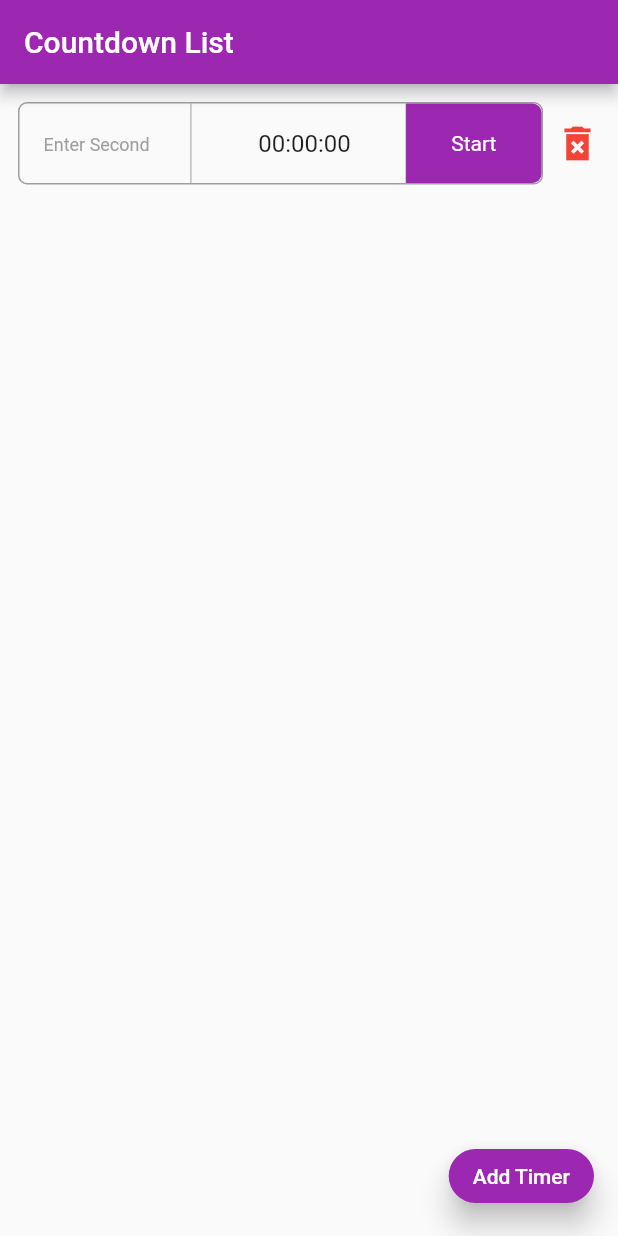
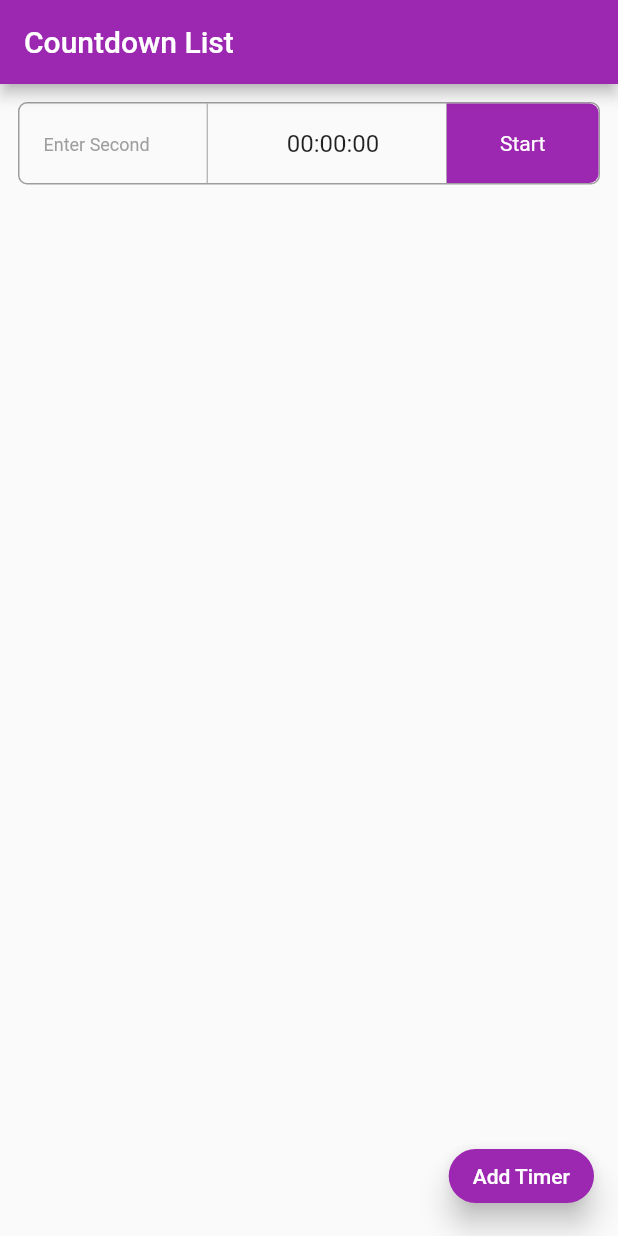
Before and after one commit to csaurabh9721/assignment_saurabh, a Flutter app: the screen it shows after launch, after a tap on "Add Timer", on a phone screen of 412 x 824 dp. Run offline on Flutter 3.47's test engine with Material 2 defaults, Android fonts, the phone set to English and light mode, and no system bars; our stand-ins replace get.

Commit message:
update counter

```diff
--- a/lib/controllers/timerCounterControllers/timer_counter_controllers.dart
+++ b/lib/controllers/timerCounterControllers/timer_counter_controllers.dart
@@ -11,7 +11,7 @@ class TimerCounterController extends GetxController {
         controller: TextEditingController(),
         isRunning: false.obs));
   }
-  void removeTimer(int index) {
-    timers.removeAt(index);
-  }
+  // void removeTimer(int index) {
+  //   timers.removeAt(index);
+  // }
 }
--- a/lib/ui/timeCounter/widgets/counter_list.dart
+++ b/lib/ui/timeCounter/widgets/counter_list.dart
@@ -108,22 +108,22 @@ class _CounterListState extends State<CounterList> {
               ),
             ),
           ),
-          const SizedBox(
-            width: 8,
-          ),
-          InkWell(
-            onTap: () {
-              if (_timer != null) {
-                _timer!.cancel();
-              }
-              _timerCounterController.removeTimer(widget.index);
-            },
-            child: const Icon(
-              Icons.delete_forever_sharp,
-              color: Colors.red,
-              size: 30,
-            ),
-          ),
+          // const SizedBox(
+          //   width: 8,
+          // ),
+          // InkWell(
+          //   onTap: () {
+          //     if (_timer != null) {
+          //       _timer!.cancel();
+          //     }
+          //     _timerCounterController.removeTimer(widget.index);
+          //   },
+          //   child: const Icon(
+          //     Icons.delete_forever_sharp,
+          //     color: Colors.red,
+          //     size: 30,
+          //   ),
+          // ),
         ],
       ),
     );
@@ -146,10 +146,15 @@ class _CounterListState extends State<CounterList> {
     hours.value = inputSecond ~/ 3600;
     minutes.value = (inputSecond % 3600) ~/ 60;
     seconds.value = inputSecond % 60;
+
     _timer = Timer.periodic(const Duration(seconds: 1), (timer) {
       if (_timerCounterController.timers[widget.index].isRunning.value &&
           inputSecond > 0) {
         inputSecond--;
+        if(inputSecond == 0){
+          _timerCounterController.timers[widget.index].isRunning.value = false;
+          _timerCounterController.timers[widget.index].controller.clear();
+        }
         hours.value = inputSecond ~/ 3600;
         minutes.value = (inputSecond % 3600) ~/ 60;
         seconds.value = inputSecond % 60;
```
